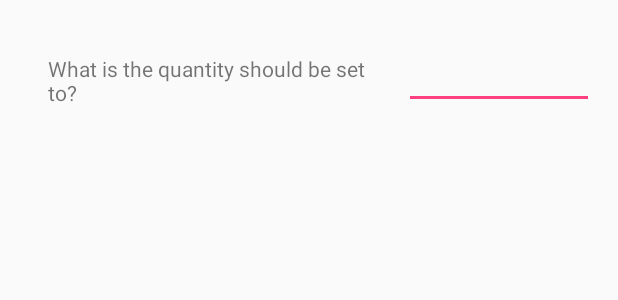
After one commit to mylesieong/InventoryApp, an Android app: the layout dialog_modify_quantity.xml on its own in the app's theme, with its tools: preview values and no code run, on a phone screen of 412 x 824 dp. The commit adds this screen. Shown: the top 300 px of the screen. Run offline under Robolectric (Android 15) with nearby library versions, the light colour scheme and no system bars.

Commit message:
Add functionality of modify quantity menu option

```diff
--- /dev/null
+++ b/app/src/main/res/layout/dialog_modify_quantity.xml
@@ -0,0 +1,21 @@
+<?xml version="1.0" encoding="utf-8"?>
+<LinearLayout xmlns:android="http://schemas.android.com/apk/res/android"
+    android:layout_width="match_parent"
+    android:layout_height="match_parent"
+    android:orientation="horizontal"
+    android:padding="16dp">
+
+    <TextView
+        android:layout_width="0dp"
+        android:layout_height="wrap_content"
+        android:layout_weight="2"
+        android:padding="16dp"
+        android:text="@string/modify_quantity_number_question" />
+
+    <EditText
+        android:id="@+id/edit_new_quantity"
+        android:layout_width="0dp"
+        android:layout_weight="1"
+        android:layout_height="wrap_content"
+        android:padding="16dp" />
+</LinearLayout>
--- a/app/src/main/res/values/strings.xml
+++ b/app/src/main/res/values/strings.xml
@@ -8,14 +8,17 @@
     <string name="editor_insert_inventory_failed">Error with saving inventory</string>
     <string name="editor_update_inventory_successful">Item updated</string>
     <string name="editor_update_inventory_failed">Error with updating inventory</string>
+    <string name="dialog_modify_quantity_less_than_zero">Quantity should not be less than zero</string>
     <string name="unsaved_changes_dialog_msg">Discard your changes and quit editing?</string>
     <string name="discard">Discard</string>
     <string name="keep_editing">Keep Editing</string>
     <string name="editor_delete_inventory_successful">Item deleted</string>
     <string name="editor_delete_inventory_failed">Error with deleting inventory</string>
-    <string name="delete_dialog_msg">Delete this inventory?</string>
+    <string name="delete_dialog_msg">Modify inventory quantity</string>
+    <string name="modify_dialog_msg">Delete this inventory?</string>
     <string name="delete">Delete</string>
     <string name="cancel">Cancel</string>
+    <string name="modify">Modify</string>
 
     <!-- User Interface Body Used -->
     <string name="empty_view_title_text">Nothing at stock.</string>
@@ -34,5 +37,6 @@
     <string name="action_order_more">Order More</string>
     <string name="category_vendor">Vendor</string>
     <string name="hint_inventory_email">Vendor email</string>
+    <string name="modify_quantity_number_question">What is the quantity should be set to?</string>
 
 </resources>
```
Also changed, not shown: app/src/main/java/com/myles/udacity/inventoryapp/EditorActivity.java (+27 -9 lines).
